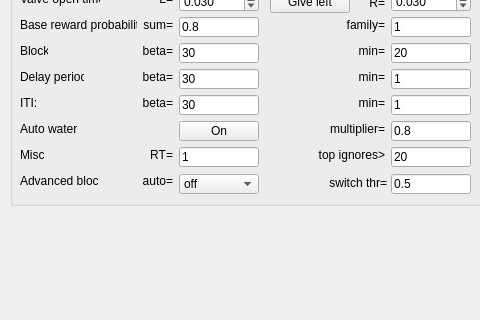
AllenNeuralDynamics/dynamic-foraging-task, file src/foraging_gui/ForagingGUI.ui: the form before one commit; both pictures show x 0 to 480 and y 566 to 886 of the 1196 by 886 pixel window.
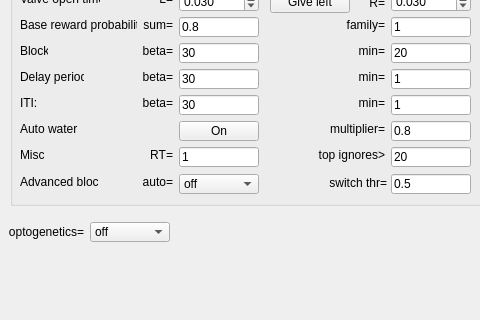
The form after the commit. Icons and pictures are not drawn.

The edit to the form file:
```diff
--- a/src/foraging_gui/ForagingGUI.ui
+++ b/src/foraging_gui/ForagingGUI.ui
@@ -1073,7 +1073,7 @@
      <property name="geometry">
       <rect>
        <x>10</x>
-       <y>231</y>
+       <y>232</y>
        <width>79</width>
        <height>16</height>
       </rect>
@@ -1089,7 +1089,7 @@
      <property name="geometry">
       <rect>
        <x>133</x>
-       <y>231</y>
+       <y>232</y>
        <width>30</width>
        <height>16</height>
       </rect>
@@ -1504,6 +1504,45 @@
      </item>
     </widget>
    </widget>
+   <widget class="QComboBox" name="OptogeneticsB">
+    <property name="geometry">
+     <rect>
+      <x>90</x>
+      <y>740</y>
+      <width>80</width>
+      <height>20</height>
+     </rect>
+    </property>
+    <item>
+     <property name="text">
+      <string>off</string>
+     </property>
+    </item>
+    <item>
+     <property name="text">
+      <string>on</string>
+     </property>
+    </item>
+   </widget>
+   <widget class="QLabel" name="label_55">
+    <property name="geometry">
+     <rect>
+      <x>3</x>
+      <y>740</y>
+      <width>81</width>
+      <height>20</height>
+     </rect>
+    </property>
+    <property name="text">
+     <string>optogenetics=</string>
+    </property>
+    <property name="textFormat">
+     <enum>Qt::AutoText</enum>
+    </property>
+    <property name="alignment">
+     <set>Qt::AlignRight|Qt::AlignTrailing|Qt::AlignVCenter</set>
+    </property>
+   </widget>
   </widget>
   <widget class="QMenuBar" name="menubar">
    <property name="geometry">
```
